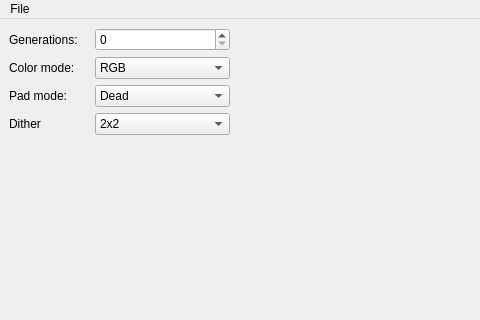
Before: the Qt Designer form gui/form.ui in berhalter/game_of_life_filter, drawn with Qt 5; both pictures show x 0 to 480 and y 0 to 320 of the 946 by 642 pixel window.
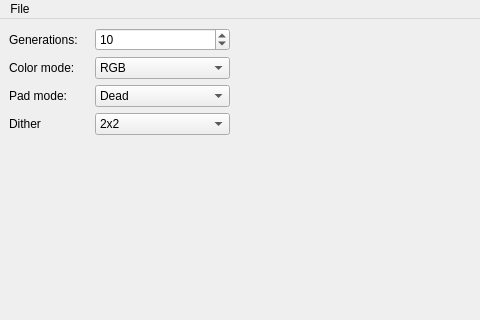
After: the same form once the commit is applied.

Commit message: made attempt to connect ui signals to slots. doesn't work, connect calls might be in the wrong place

What changed in the file:
```diff
--- a/gui/form.ui
+++ b/gui/form.ui
@@ -160,7 +160,11 @@
        </widget>
       </item>
       <item row="0" column="1">
-       <widget class="QSpinBox" name="spinGenSelect"/>
+       <widget class="QSpinBox" name="spinGenSelect">
+        <property name="value">
+         <number>10</number>
+        </property>
+       </widget>
       </item>
      </layout>
     </item>
```
The commit also changes 4 other files.
